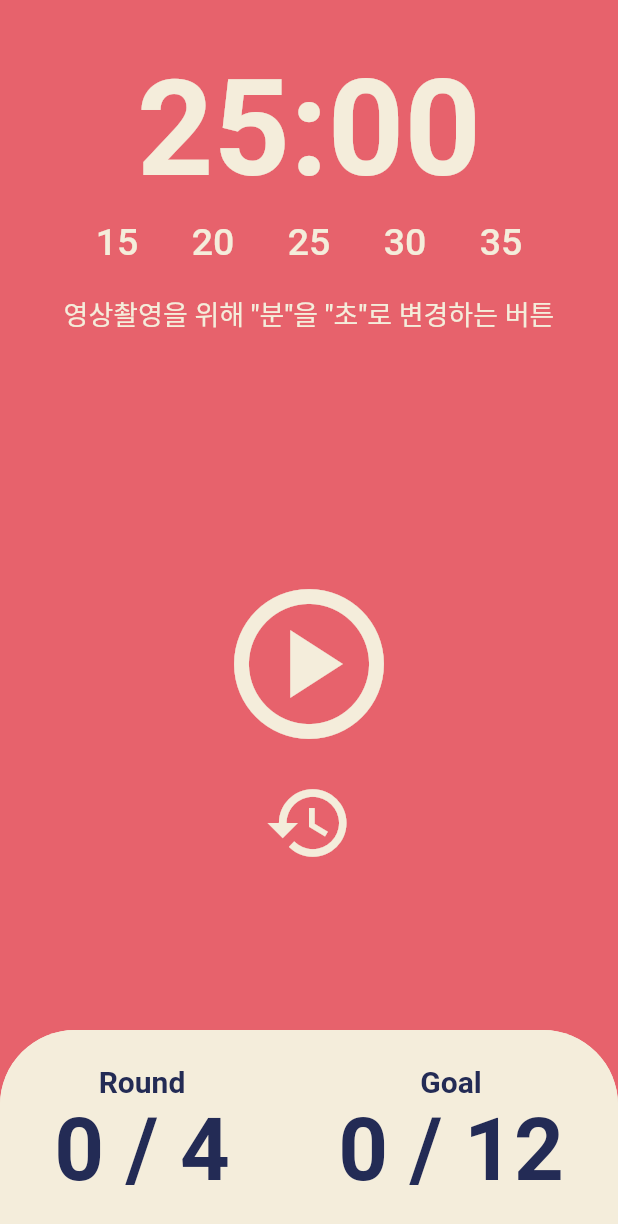
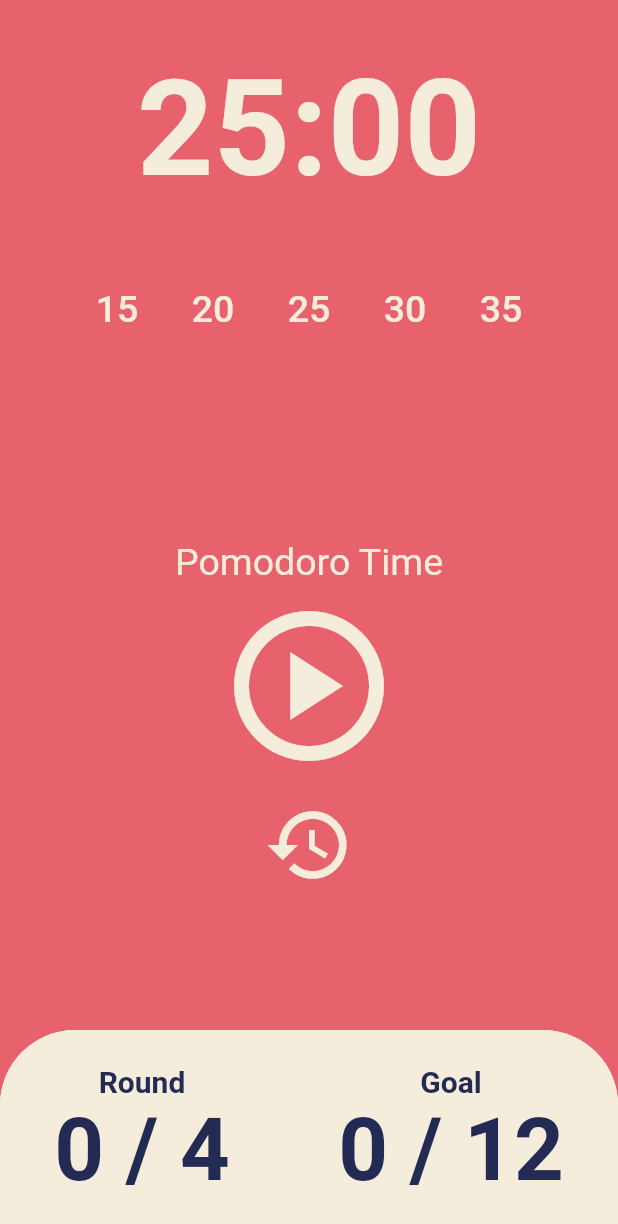
Before and after one commit to gaeguriBanchan/flutter_pomodoro, a Flutter app: the screen it shows after launch, on a phone screen of 412 x 824 dp. Shown: the top 1224 px of the screen. Run offline on Flutter 3.47's test engine with Material 2 defaults, Android fonts, the phone set to English and light mode, and no system bars.

Commit message:
목표 뽀모도로 달성시 전체 카운터 리셋 기능 추가 , UI 최종수정

```diff
--- a/lib/screens/home_screen.dart
+++ b/lib/screens/home_screen.dart
@@ -11,7 +11,7 @@ class HomeScreen extends StatefulWidget {
 class _HomeScreenState extends State<HomeScreen> {
   // oneCycle 시간 리스트
   static var numList = [900, 1200, 1500, 1800, 2100];
-  // static var numList = [3, 20, 25, 30, 35];
+  // static var numList = [15, 20, 25, 30, 35];
   // 휴식
   static var restTime = 300;
   // static var restTime = 5;
@@ -25,21 +25,26 @@ class _HomeScreenState extends State<HomeScreen> {
   int totalRest = 0;
   late Timer timer;
 
-  bool typeSecend = false;
+  // '분'을 '초'로 바꾸는 버튼용
+  // bool typeSecend = false;
 
-  void changeSeconed() {
-    setState(() {
-      numList = [15, 20, 25, 30, 35];
-      restTime = 5;
-      typeSecend = true;
-    });
-  }
+  // '분'을 '초'로 바꾸는 버튼용
+  // void changeSeconed() {
+  //   setState(() {
+  //     numList = [15, 20, 25, 30, 35];
+  //     restTime = 5;
+  //     typeSecend = true;
+  //   });
+  // }
 
   void onTick(Timer timer) {
     if (totalSeconds == 0) {
       setState(() {
         totalPomodoros += 1;
-        if (totalPomodoros == 4) {
+        if (goalPomodoros == 11 && totalPomodoros == 4) {
+          totalPomodoros = 0;
+          goalPomodoros = 0;
+        } else if (totalPomodoros == 4) {
           goalPomodoros += 1;
           totalPomodoros = 0;
         }
@@ -186,10 +191,7 @@ class _HomeScreenState extends State<HomeScreen> {
             Flexible(
               flex: 1,
               child: Center(
-                child: Column(
-                  children: typeSecend
-                      ? [
-                          Row(
+                child: Row(
                   mainAxisAlignment: MainAxisAlignment.center,
                   children: [
                     TextButton(
@@ -244,82 +246,6 @@ class _HomeScreenState extends State<HomeScreen> {
                     ),
                   ],
                 ),
-                          Text(
-                            '영상촬영을 위해 "분"을 "초"로 변경했습니다.',
-                            style: TextStyle(
-                              fontSize: 18,
-                              color: Theme.of(context).cardColor,
-                            ),
-                          )
-                        ]
-                      : [
-                          Row(
-                            mainAxisAlignment: MainAxisAlignment.center,
-                            children: [
-                              TextButton(
-                                onPressed: onFifteen,
-                                child: Text(
-                                  '15',
-                                  style: TextStyle(
-                                    fontSize: 25,
-                                    color: Theme.of(context).cardColor,
-                                  ),
-                                ),
-                              ),
-                              TextButton(
-                                onPressed: onTwenty,
-                                child: Text(
-                                  '20',
-                                  style: TextStyle(
-                                    fontSize: 25,
-                                    color: Theme.of(context).cardColor,
-                                  ),
-                                ),
-                              ),
-                              TextButton(
-                                onPressed: onTwentyFive,
-                                child: Text(
-                                  '25',
-                                  style: TextStyle(
-                                    fontSize: 25,
-                                    color: Theme.of(context).cardColor,
-                                  ),
-                                ),
-                              ),
-                              TextButton(
-                                onPressed: onThirty,
-                                child: Text(
-                                  '30',
-                                  style: TextStyle(
-                                    fontSize: 25,
-                                    color: Theme.of(context).cardColor,
-                                  ),
-                                ),
-                              ),
-                              TextButton(
-                                onPressed: onThirtyFive,
-                                child: Text(
-                                  '35',
-                                  style: TextStyle(
-                                    fontSize: 25,
-                                    color: Theme.of(context).cardColor,
-                                  ),
-                                ),
-                              ),
-                            ],
-                          ),
-                          TextButton(
-                            onPressed: changeSeconed,
-                            child: Text(
-                              '영상촬영을 위해 "분"을 "초"로 변경하는 버튼',
-                              style: TextStyle(
-                                fontSize: 18,
-                                color: Theme.of(context).cardColor,
-                              ),
-                            ),
-                          )
-                        ],
-                ),
               ),
             ),
             Flexible(
@@ -330,7 +256,7 @@ class _HomeScreenState extends State<HomeScreen> {
                   children: isRest
                       ? [
                           Text(
-                            'RestTime!',
+                            'Rest Time',
                             style: TextStyle(
                               fontSize: 25,
                               color: Theme.of(context).cardColor,
@@ -354,6 +280,13 @@ class _HomeScreenState extends State<HomeScreen> {
                           ),
                         ]
                       : [
+                          Text(
+                            'Pomodoro Time',
+                            style: TextStyle(
+                              fontSize: 25,
+                              color: Theme.of(context).cardColor,
+                            ),
+                          ),
                           IconButton(
                             iconSize: 120,
                             color: Theme.of(context).cardColor,
```
Lines whose indentation alone changed are shown as unchanged.
